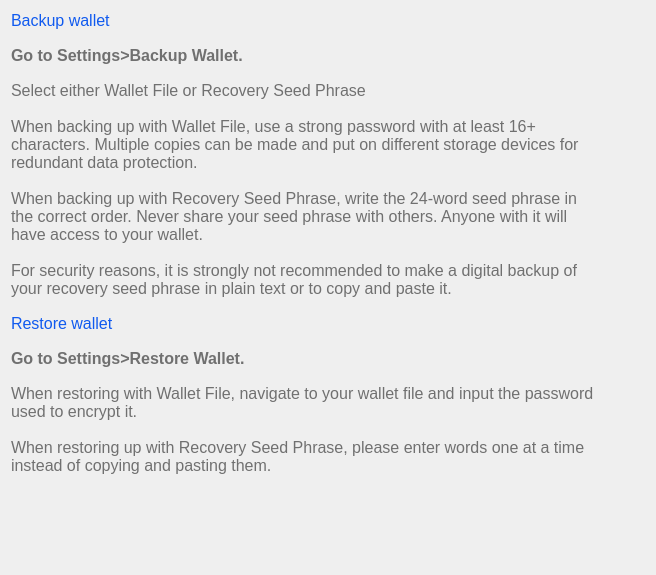
This is src/qt/veil/forms/settingsfaq03.ui in Veil-Project/veil as Qt 5 draws it before an edit. The edited form follows.
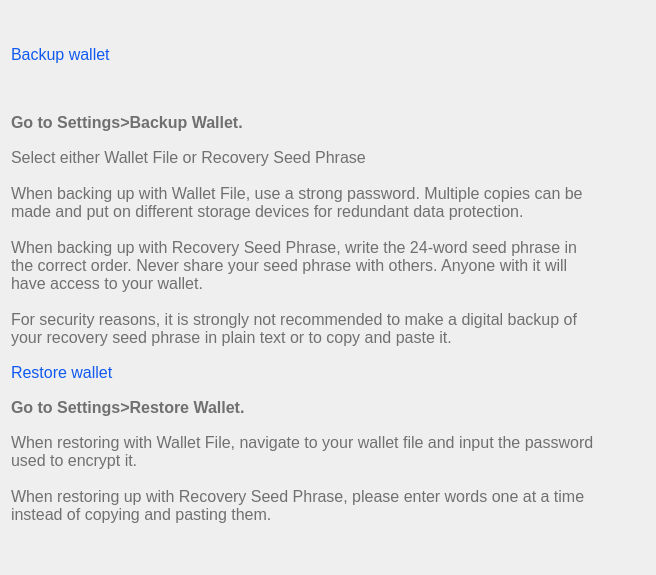
This is the edited form.

```diff
--- a/src/qt/veil/forms/settingsfaq03.ui
+++ b/src/qt/veil/forms/settingsfaq03.ui
@@ -17,7 +17,7 @@
    <string notr="true">font-size:16px;
 color:#707070;</string>
   </property>
-  <layout class="QVBoxLayout" name="verticalLayout">
+  <layout class="QVBoxLayout" name="verticalLayout" stretch="1,0">
    <property name="rightMargin">
     <number>60</number>
    </property>
@@ -89,7 +89,7 @@
      <property name="text">
       <string>Select either Wallet File or Recovery Seed Phrase
 
-When backing up with Wallet File, use a strong password with at least 16+ characters. Multiple copies can be made and put on different storage devices for redundant data protection.
+When backing up with Wallet File, use a strong password. Multiple copies can be made and put on different storage devices for redundant data protection.
 
 When backing up with Recovery Seed Phrase, write the 24-word seed phrase in the correct order. Never share your seed phrase with others. Anyone with it will have access to your wallet.
 
```
